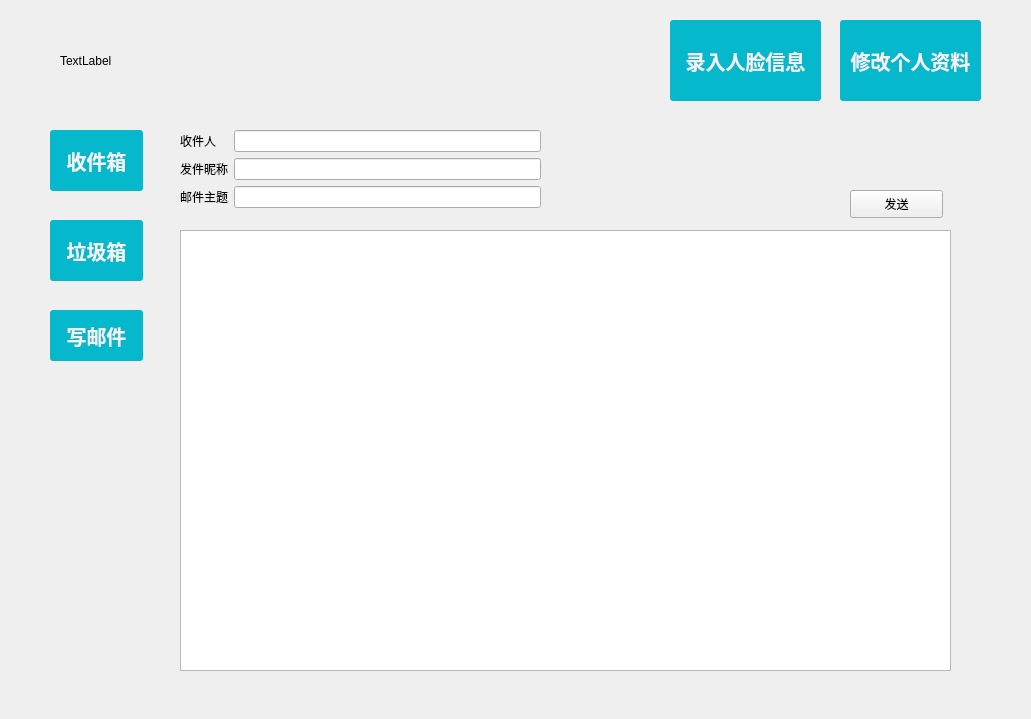
Qt form window/main.ui (zzuwcc/zzu-12) before a commit.
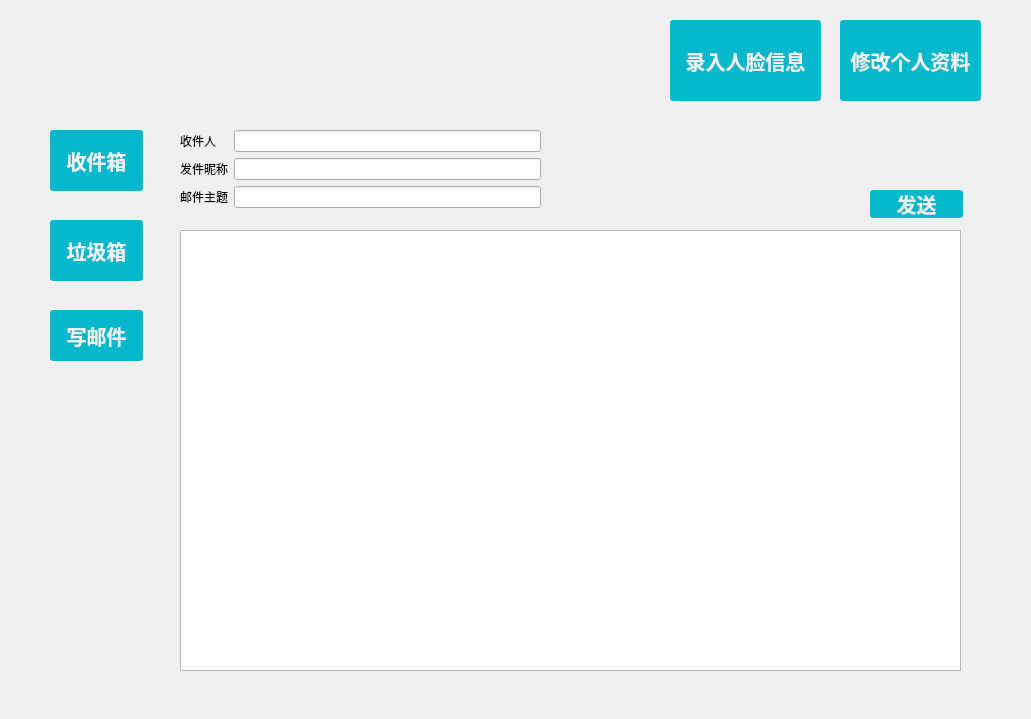
The same form after that commit.

```diff
--- a/window/main.ui
+++ b/window/main.ui
@@ -23,7 +23,7 @@
     </rect>
    </property>
    <property name="text">
-    <string>TextLabel</string>
+    <string/>
    </property>
    <property name="scaledContents">
     <bool>true</bool>
@@ -184,7 +184,7 @@
          <rect>
           <x>10</x>
           <y>100</y>
-          <width>771</width>
+          <width>781</width>
           <height>441</height>
          </rect>
         </property>
@@ -234,12 +234,24 @@
        <widget class="QPushButton" name="pushButton_6">
         <property name="geometry">
          <rect>
-          <x>680</x>
+          <x>700</x>
           <y>60</y>
           <width>93</width>
           <height>28</height>
          </rect>
         </property>
+        <property name="styleSheet">
+         <string notr="true">QPushButton{
+   	text-decoration:none;  
+    background:#05B8CC;
+    color:#f2f2f2;    
+    font-size:20px;  
+    font-family: 微软雅黑,宋体,Arial,Helvetica,Verdana,sans-serif;  
+    font-weight:bold; 
+    border-radius:3px;
+}
+QPushButton::pressed{ background: #3C79F2; border-color: #11505C; font-weight: bold; font-family:Microsoft YaHei; }</string>
+        </property>
         <property name="text">
          <string>发送</string>
         </property>
```
